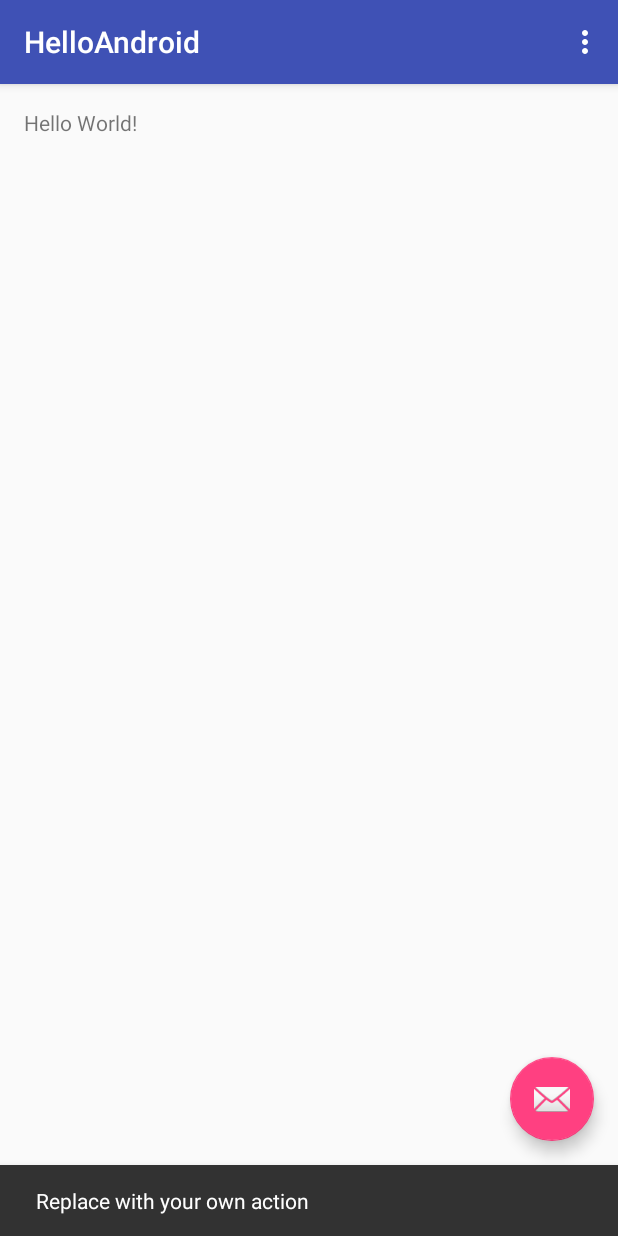
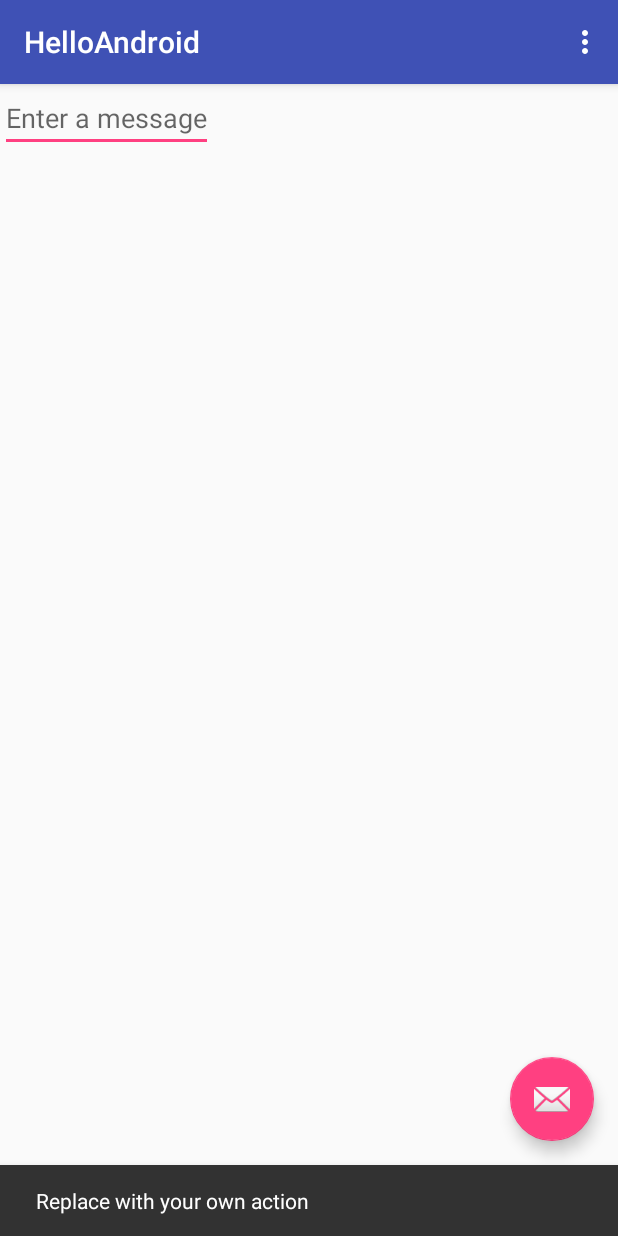
Before and after one commit to MichelM279/HelloAndroid, an Android app: the screen it shows after launch (MainActivity), after a tap on an icon or button, on a phone screen of 412 x 824 dp. Run offline under Robolectric (Android 15) with nearby library versions, the phone set to English and light mode, and no system bars.

Commit message:
Changed Message to String, which is located in res/values/string.xml

```diff
--- a/app/src/main/res/layout/content_main.xml
+++ b/app/src/main/res/layout/content_main.xml
@@ -1,19 +1,14 @@
 <?xml version="1.0" encoding="utf-8"?>
-<RelativeLayout xmlns:android="http://schemas.android.com/apk/res/android"
+<LinearLayout xmlns:android="http://schemas.android.com/apk/res/android"
     xmlns:app="http://schemas.android.com/apk/res-auto"
     xmlns:tools="http://schemas.android.com/tools"
+    android:orientation="horizontal"
     android:layout_width="match_parent"
     android:layout_height="match_parent"
-    android:paddingBottom="@dimen/activity_vertical_margin"
-    android:paddingLeft="@dimen/activity_horizontal_margin"
-    android:paddingRight="@dimen/activity_horizontal_margin"
-    android:paddingTop="@dimen/activity_vertical_margin"
     app:layout_behavior="@string/appbar_scrolling_view_behavior"
-    tools:context="localhost.mmangold.helloandroid.MainActivity"
     tools:showIn="@layout/activity_main">
-
-    <TextView
+    <EditText android:id="@+id/edit_message"
         android:layout_width="wrap_content"
         android:layout_height="wrap_content"
-        android:text="Hello World!" />
-</RelativeLayout>
+        android:hint="@string/edit_message" />
+</LinearLayout>
--- a/app/src/main/res/values/strings.xml
+++ b/app/src/main/res/values/strings.xml
@@ -1,4 +1,6 @@
 <resources>
     <string name="app_name">HelloAndroid</string>
     <string name="action_settings">Settings</string>
+    <string name="edit_message">Enter a message</string>
+    <string name="button_send">Send</string>
 </resources>
```
